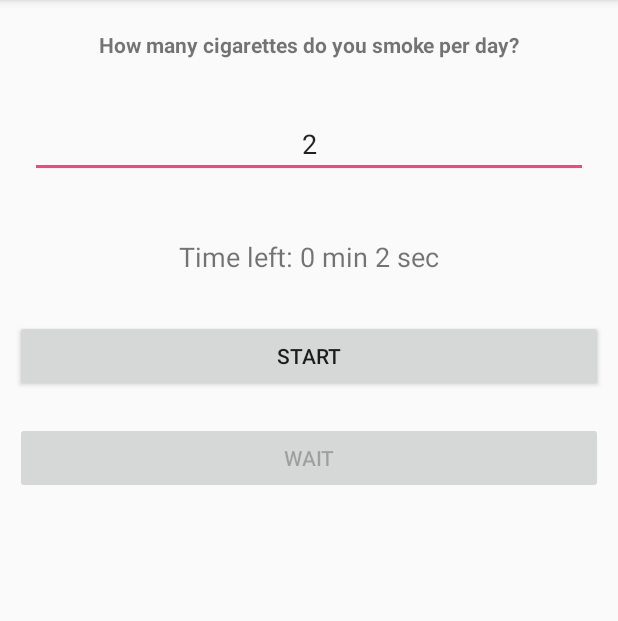
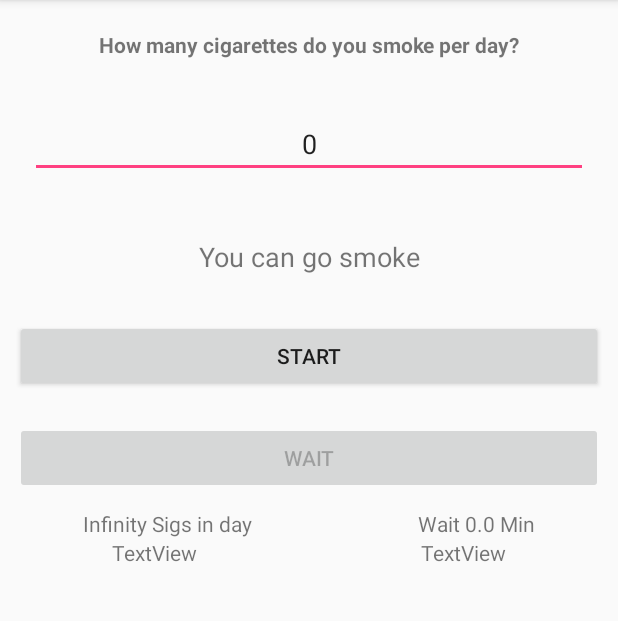
Before and after one commit to uronil/QuitSmoking-v1.0, an Android app: the screen it shows after launch (MainActivity), after a tap on "START", on a phone screen of 412 x 824 dp, the part 84-705 px from its top. Run offline under Robolectric (Android 15) with nearby library versions, the phone set to English and light mode, and no system bars; 2 statements that could not run were skipped.

Commit message:
Change app icon, add some info elements, settings added

```diff
--- a/app/src/main/AndroidManifest.xml
+++ b/app/src/main/AndroidManifest.xml
@@ -6,7 +6,6 @@
         android:allowBackup="true"
         android:icon="@mipmap/ic_launcher"
         android:label="@string/app_name"
-        android:roundIcon="@mipmap/ic_launcher_round"
         android:supportsRtl="true"
         android:theme="@style/AppTheme">
         <activity android:name=".MainActivity"
--- a/app/src/main/java/com/almost_production/quitsmoking/MainActivity.java
+++ b/app/src/main/java/com/almost_production/quitsmoking/MainActivity.java
@@ -5,8 +5,9 @@ import android.app.PendingIntent;
 import android.content.BroadcastReceiver;
 import android.content.Context;
 import android.content.Intent;
+import android.content.SharedPreferences;
+import android.graphics.BitmapFactory;
 import android.os.CountDownTimer;
-import android.os.Vibrator;
 import android.support.v4.app.NotificationCompat;
 import android.support.v7.app.AppCompatActivity;
 import android.os.Bundle;
@@ -14,42 +15,65 @@ import android.util.Log;
 import android.view.View;
 import android.widget.Button;
 import android.widget.EditText;
-import android.widget.RemoteViews;
 import android.widget.TextView;
-
 
 public class MainActivity extends AppCompatActivity {
 
-    static TextView textView_descr;
-    static TextView textView_timeLeft;
+    static TextView textView_descr, textView_timeLeft, textView_sig_cur, textView_waitingtime_cur, textView_sig_cur_next, textView_waitingtime_cur_next;
     static EditText sigarets_count;
     static Button button_start;
     static Button button_imsmoked;
 
     static CountDownTimer cd = null;
     static String timeleft;
-    static int count;
-    static long minleft, secleft;
+    static int count, waitingtime;
+    static long hoursleft, minleft, secleft;
+
+    // Settings
+    public static final String APP_PREFERENCES = "mysettings";
+    public static final String APP_PREFERENCES_COUNTER = "counter";
+    public static final String APP_PREFERENCES_WAITINGTIME = "waitingtime";
+    private SharedPreferences mSettings;
 
     @Override
     protected void onCreate(Bundle savedInstanceState) {
         super.onCreate(savedInstanceState);
         setContentView(R.layout.activity_main);
 
+        // Setting initialization
+        mSettings = getSharedPreferences(APP_PREFERENCES, Context.MODE_PRIVATE);
+        openSettings();
+
         button_start = (Button) findViewById(R.id.button_start);
         button_imsmoked = (Button) findViewById(R.id.button_wait);
 
         textView_descr = (TextView) findViewById(R.id.textView_descr);
         textView_timeLeft = (TextView) findViewById(R.id.textView_timeleft);
+        textView_sig_cur = (TextView) findViewById(R.id.textView_sig_curr);
+        textView_waitingtime_cur = (TextView) findViewById(R.id.textView_waitingtime_cur);
+        textView_sig_cur_next = (TextView) findViewById(R.id.textView_sig_curr_next);
+        textView_waitingtime_cur_next = (TextView) findViewById(R.id.textView_waitingtime_cur_next);
 
         sigarets_count = (EditText) findViewById(R.id.sigarets_count);
-        count = Integer.parseInt(sigarets_count.getText().toString());
+        sigarets_count.setText(Integer.toString(count));
+
+        if (count != 0) {
+            double d = (double) waitingtime / 60;
+            textView_waitingtime_cur.setText("Wait " + Double.toString(d) + " MIN");
+
+            d = 16 * 60 * 60 / d / 60;
+            textView_sig_cur.setText(String.format("%.2f", d)  + " Sigs in day");
+
+            button_imsmoked.setEnabled(true);
+        }
+
+        CustomNotification();
 
         button_start.setOnClickListener(new View.OnClickListener() {
             @Override
             public void onClick(View view) {
                 ClickButton(true);
-                CustomNotification();
+
             }
         });
 
@@ -59,6 +83,32 @@ public class MainActivity extends AppCompatActivity {
                 ClickButton(false);
             }
         });
+    }
+
+    @Override
+    protected void onResume() {
+        super.onResume();
+        openSettings();
+    }
+
+    @Override
+    protected void onPause() {
+        super.onPause();
+        saveSettings();
+    }
+
+    public void openSettings() {
+        if (mSettings.contains(APP_PREFERENCES_COUNTER)) {
+            count = mSettings.getInt(APP_PREFERENCES_COUNTER, 0);
+            waitingtime = mSettings.getInt(APP_PREFERENCES_WAITINGTIME, 0);
+        }
+    }
+
+    public void saveSettings() {
+        SharedPreferences.Editor editor = mSettings.edit();
+        editor.putInt(APP_PREFERENCES_COUNTER, count);
+        editor.putInt(APP_PREFERENCES_WAITINGTIME, waitingtime);
+        editor.apply();
     }
 
     static NotificationCompat.Builder builder;
@@ -73,6 +123,7 @@ public class MainActivity extends AppCompatActivity {
 
         builder = new NotificationCompat.Builder(this)
                 .setSmallIcon(R.drawable.smoke)
+                .setLargeIcon(BitmapFactory.decodeResource(getResources(), R.mipmap.ic_launcher))
                 .setAutoCancel(false)
                 .setContentTitle("Time left")
                 .setOngoing(true) // always in notificationBar
@@ -104,12 +155,22 @@ public class MainActivity extends AppCompatActivity {
     }
 
     static public void ClickButton(boolean start) {
-        if (start)
+        if (start) {
             count = Integer.parseInt(sigarets_count.getText().toString());
-        LaunchTimer(count);
-        count += 5;
+            waitingtime = 16 * 60 * 60 / count;
+        }
+
+        int day_modifier = 300; // 5 min in a day
+        LaunchTimer(waitingtime);
+        waitingtime += day_modifier / count;
         button_imsmoked.setEnabled(false);
         button_imsmoked.setText("Wait");
+
+        double d = (double) waitingtime / 60;
+        textView_waitingtime_cur.setText("Wait " + Double.toString(d) + " Min");
+
+        d = 16 * 60 * 60 / d / 60;
+        textView_sig_cur.setText(String.format("%.2f", d)  + " Sigs in day");
     }
 
     static void LaunchTimer(int sec) {
@@ -118,9 +179,10 @@ public class MainActivity extends AppCompatActivity {
             cd.cancel();
         cd = new CountDownTimer(sec * 1000, 500) {
             public void onTick(long millisUntilFinished) {
-                minleft = millisUntilFinished / 1000 / 60;
-                secleft = (millisUntilFinished + 1000) / 1000;
-                timeleft = minleft + " min " + secleft + " sec";
+                hoursleft = millisUntilFinished / 1000 / 60 / 60;
+                minleft = millisUntilFinished / 1000 / 60 - hoursleft * 60;
+                secleft = (millisUntilFinished) / 1000 - (millisUntilFinished / 1000 / 60) * 60;
+                timeleft = hoursleft + " h " +  minleft + " m " + secleft + " s";
                 textView_timeLeft.setText("Time left: "  +  timeleft);
                 UpdateNotification(false);
             }
--- a/app/src/main/res/layout/activity_main.xml
+++ b/app/src/main/res/layout/activity_main.xml
@@ -59,4 +59,50 @@
         android:enabled="false"
         android:text="Wait" />
 
+    <LinearLayout
+        android:layout_width="match_parent"
+        android:layout_height="match_parent"
+        android:layout_weight="1"
+        android:orientation="horizontal">
+
+        <TextView
+            android:id="@+id/textView_sig_curr"
+            android:layout_width="wrap_content"
+            android:layout_height="wrap_content"
+            android:layout_weight="1"
+            android:text="TextView"
+            android:textAlignment="center" />
+
+        <TextView
+            android:id="@+id/textView_waitingtime_cur"
+            android:layout_width="wrap_content"
+            android:layout_height="wrap_content"
+            android:layout_weight="1"
+            android:text="TextView"
+            android:textAlignment="center" />
+    </LinearLayout>
+
+    <LinearLayout
+        android:layout_width="match_parent"
+        android:layout_height="match_parent"
+        android:orientation="horizontal">
+
+        <TextView
+            android:id="@+id/textView_sig_curr_next"
+            android:layout_width="wrap_content"
+            android:layout_height="wrap_content"
+            android:layout_weight="1"
+            android:text="TextView"
+            android:textAlignment="center" />
+
+        <TextView
+            android:id="@+id/textView_waitingtime_cur_next"
+            android:layout_width="wrap_content"
+            android:layout_height="wrap_content"
+            android:layout_weight="1"
+            android:text="TextView"
+            android:textAlignment="center" />
+
+    </LinearLayout>
+
 </LinearLayout>
```
Also changed, not shown: app/src/main/res/drawable/smoke_no_v2.png (added), app/src/main/res/drawable/smoke_v2.png (added), app/src/main/res/mipmap-hdpi/ic_launcher.png, app/src/main/res/mipmap-hdpi/ic_launcher_round.png (deleted), app/src/main/res/mipmap-mdpi/ic_launcher.png, app/src/main/res/mipmap-mdpi/ic_launcher_round.png (deleted), app/src/main/res/mipmap-xhdpi/ic_launcher.png, app/src/main/res/mipmap-xhdpi/ic_launcher_round.png (deleted), app/src/main/res/mipmap-xxhdpi/ic_launcher.png, app/src/main/res/mipmap-xxhdpi/ic_launcher_round.png (deleted), app/src/main/res/mipmap-xxxhdpi/ic_launcher.png, app/src/main/res/mipmap-xxxhdpi/ic_launcher_round.png (deleted), app/src/main/web_hi_res_512.png (added).
